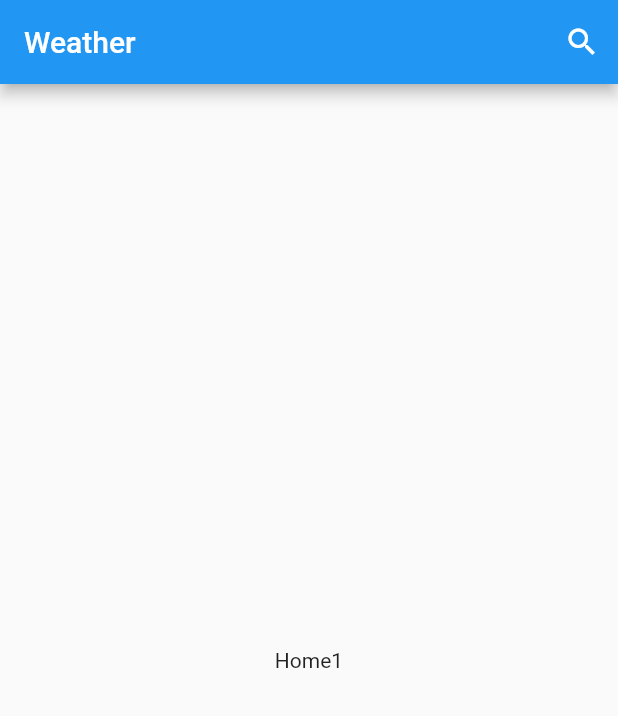
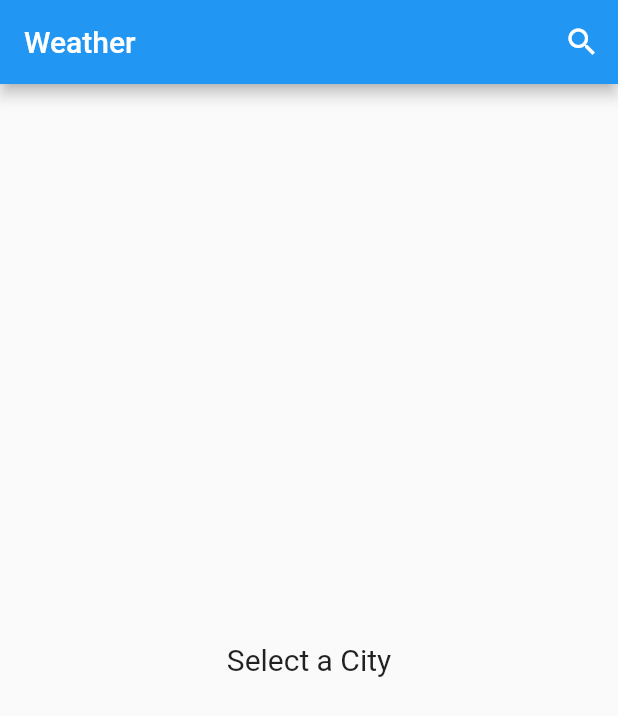
Before and after one commit to SISUinSea/open_weather_app, a Flutter app: the screen it shows after launch, on a phone screen of 412 x 824 dp. Shown: the top 716 px of the screen. Run offline on Flutter 3.47's test engine with Material 2 defaults, Android fonts, the phone set to English and light mode, and no system bars; our stand-ins replace equatable, flutter_dotenv.

```diff
--- a/lib/models/weather.dart
+++ b/lib/models/weather.dart
@@ -42,9 +42,9 @@ class Weather extends Equatable {
         description: '',
         icon: '',
         lastUpdated: DateTime(1970),
-        temp: 100,
-        tempMax: 100,
-        tempMin: 100,
+        temp: 100.0,
+        tempMax: 100.0,
+        tempMin: 100.0,
         name: '');
   }
 
--- a/lib/pages/home_page.dart
+++ b/lib/pages/home_page.dart
@@ -15,6 +15,61 @@ class HomePage extends StatefulWidget {
 
 class _HomePageState extends State<HomePage> {
   String? _city;
+  late final WeatherProvider weatherProv;
+  @override
+  void initState() {
+    // TODO: implement initState
+    super.initState();
+    weatherProv = context.read<WeatherProvider>();
+    weatherProv.addListener(_registerListener);
+  }
+
+  @override
+  void dispose() {
+    weatherProv.removeListener(_registerListener);
+    super.dispose();
+  }
+
+  void _registerListener() {
+    final WeatherState ws = context.read<WeatherProvider>().state;
+
+    if (ws.status == WeatherStatus.error) {
+      showDialog(
+          context: context,
+          builder: (context) => AlertDialog(
+                content: Text(ws.error.errMsg),
+              ));
+    }
+  }
+
+  Widget _showWeather() {
+    final state = context.watch<WeatherProvider>().state;
+
+    if (state.status == WeatherStatus.initial) {
+      return Center(
+          child: Text(
+        'Select a City',
+        style: TextStyle(fontSize: 20.0),
+      ));
+    }
+    if (state.status == WeatherStatus.loading) {
+      return const Center(child: CircularProgressIndicator());
+    }
+    if (state.status == WeatherStatus.error && state.weather.name.isEmpty) {
+      return Center(
+          child: Text(
+        'Select a City',
+        style: TextStyle(fontSize: 20.0),
+      ));
+    }
+    return Center(
+      child: Text(
+        state.weather.name,
+        style: TextStyle(fontSize: 18.0),
+      ),
+    );
+  }
+
   @override
   Widget build(BuildContext context) {
     return Scaffold(
@@ -37,10 +92,7 @@ class _HomePageState extends State<HomePage> {
             )
           ],
         ),
-      body: Center(
-        child: Text('Home1'),
-      ),
-    );
+        body: _showWeather());
   }
 }
 
--- a/lib/providers/weather/weather_provider.dart
+++ b/lib/providers/weather/weather_provider.dart
@@ -28,8 +28,8 @@ class WeatherProvider with ChangeNotifier {
       print('state: $_state');
       notifyListeners();
     } on CustomError catch (e) {
-      _state = _state.copyWith(error: e, status: WeatherStatus.fail);
-      print('state: $_state');
+      _state = _state.copyWith(error: e, status: WeatherStatus.error);
+      print('error state: $_state');
 
       notifyListeners();
     }
--- a/lib/providers/weather/weather_state.dart
+++ b/lib/providers/weather/weather_state.dart
@@ -1,6 +1,6 @@
 part of 'weather_provider.dart';
 
-enum WeatherStatus { initial, loading, loaded, fail }
+enum WeatherStatus { initial, loading, loaded, error }
 
 class WeatherState extends Equatable {
   final WeatherStatus status;
```
Lines whose indentation alone changed are shown as unchanged.
